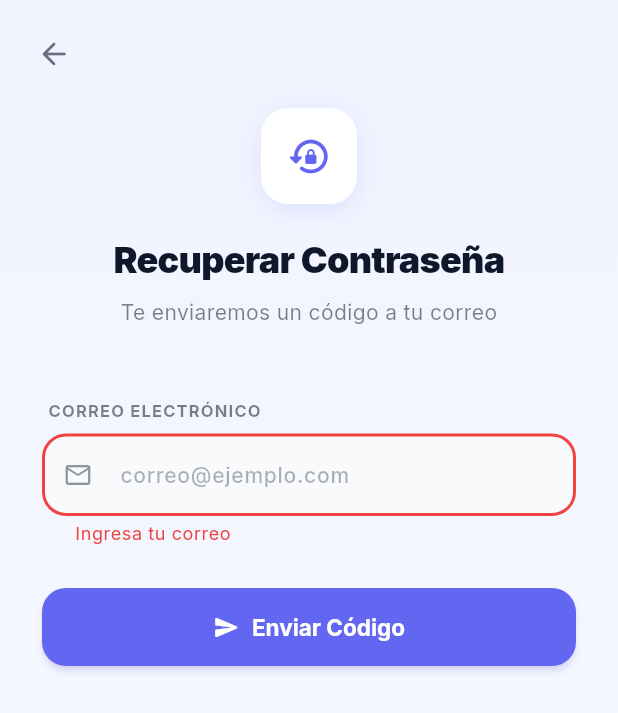
After one commit to InformationSystem2/auto-repair-shop-flutter, a Flutter app: the ForgotPasswordScreen screen opened directly, after a tap on "Enviar Código", on a phone screen of 412 x 824 dp. The commit adds this screen. Shown: the top 713 px of the screen. Run offline on Flutter 3.47's test engine with Material 3 defaults, Android fonts, the phone set to English and light mode, and no system bars; our stand-ins replace dio, firebase_core, firebase_messaging, flutter_dotenv, flutter_local_notifications, flutter_map and 6 more; missing offline and left inert: flutter_map_location_marker, record; accounts and stored records are empty; network calls fail.

Commit message:
feat: Add forgot password functionality and improve auth service

```diff
--- /dev/null
+++ b/lib/features/auth/forgot_password/forgot_password_screen.dart
@@ -0,0 +1,322 @@
+import 'package:flutter/material.dart';
+import 'package:google_fonts/google_fonts.dart';
+import '../../../core/services/auth_service.dart';
+import '../../../core/theme/app_theme.dart';
+import '../../../../shared/widgets/ui.dart';
+
+class ForgotPasswordScreen extends StatefulWidget {
+  const ForgotPasswordScreen({super.key});
+
+  @override
+  State<ForgotPasswordScreen> createState() => _ForgotPasswordScreenState();
+}
+
+class _ForgotPasswordScreenState extends State<ForgotPasswordScreen> {
+  final _formKey = GlobalKey<FormState>();
+  final _emailCtrl = TextEditingController();
+  final _codeCtrl = TextEditingController();
+  final _newPasswordCtrl = TextEditingController();
+  final _authService = AuthService();
+
+  bool _isLoading = false;
+  bool _isCodeSent = false;
+  String _sentEmail = '';
+  String? _devCode;
+
+  @override
+  void dispose() {
+    _emailCtrl.dispose();
+    _codeCtrl.dispose();
+    _newPasswordCtrl.dispose();
+    super.dispose();
+  }
+
+  Future<void> _sendRecoveryCode() async {
+    if (!_formKey.currentState!.validate()) return;
+    setState(() => _isLoading = true);
+
+    final result = await _authService.forgotPassword(
+      _emailCtrl.text.trim(),
+    );
+
+    if (!mounted) return;
+    setState(() => _isLoading = false);
+
+    if (!result.success) {
+      _showError(result.message);
+      return;
+    }
+
+    setState(() {
+      _isCodeSent = true;
+      _sentEmail = _emailCtrl.text.trim();
+      _devCode = result.code;
+      if (_devCode != null) {
+        _codeCtrl.text = _devCode!;
+      }
+    });
+    _showSuccess(result.message);
+  }
+
+  Future<void> _resetPassword() async {
+    if (!_formKey.currentState!.validate()) return;
+    setState(() => _isLoading = true);
+
+    final result = await _authService.resetPassword(
+      _sentEmail,
+      _codeCtrl.text.trim(),
+      _newPasswordCtrl.text,
+    );
+
+    if (!mounted) return;
+    setState(() => _isLoading = false);
+
+    if (!result.success) {
+      _showError(result.message);
+      return;
+    }
+
+    _showSuccess(result.message);
+    Navigator.of(context).pushReplacementNamed('/login');
+  }
+
+  void _backToEmail() {
+    setState(() {
+      _isCodeSent = false;
+      _codeCtrl.clear();
+      _newPasswordCtrl.clear();
+      _devCode = null;
+    });
+  }
+
+  void _showError(String msg) {
+    ScaffoldMessenger.of(context).showSnackBar(SnackBar(
+      content: Text(msg),
+      backgroundColor: AppColors.danger,
+    ));
+  }
+
+  void _showSuccess(String msg) {
+    ScaffoldMessenger.of(context).showSnackBar(SnackBar(
+      content: Text(msg),
+      backgroundColor: AppColors.success,
+    ));
+  }
+
+  @override
+  Widget build(BuildContext context) {
+    final cs = Theme.of(context).colorScheme;
+    final isDark = Theme.of(context).brightness == Brightness.dark;
+
+    return Scaffold(
+      body: Stack(
+        children: [
+          Positioned.fill(
+            child: Container(
+              decoration: BoxDecoration(
+                gradient: LinearGradient(
+                  begin: Alignment.topCenter,
+                  end: Alignment.bottomCenter,
+                  colors: isDark
+                      ? [const Color(0xFF0F172A), const Color(0xFF1E293B)]
+                      : [const Color(0xFFF0F4FF), const Color(0xFFFAFAFE)],
+                ),
+              ),
+            ),
+          ),
+          SafeArea(
+            child: SingleChildScrollView(
+              padding: const EdgeInsets.symmetric(horizontal: 28),
+              child: Form(
+                key: _formKey,
+                child: Column(
+                  crossAxisAlignment: CrossAxisAlignment.stretch,
+                  children: [
+                    const SizedBox(height: 72),
+                    _buildHeader(cs),
+                    const SizedBox(height: 48),
+                    if (!_isCodeSent) _buildEmailForm(cs),
+                    if (_isCodeSent) _buildCodeForm(cs),
+                    const SizedBox(height: 40),
+                  ],
+                ),
+              ),
+            ),
+          ),
+          SafeArea(
+            child: Padding(
+              padding: const EdgeInsets.all(12),
+              child: Align(
+                alignment: Alignment.topLeft,
+                child: IconButton(
+                  onPressed: () => Navigator.of(context).pop(),
+                  icon: Icon(Icons.arrow_back_rounded,
+                      color: cs.onSurface.withOpacity(0.6)),
+                ),
+              ),
+            ),
+          ),
+        ],
+      ),
+    );
+  }
+
+  Widget _buildHeader(ColorScheme cs) {
+    return Column(
+      children: [
+        Container(
+          width: 64,
+          height: 64,
+          decoration: BoxDecoration(
+            color: cs.surface,
+            borderRadius: BorderRadius.circular(18),
+            boxShadow: [
+              BoxShadow(
+                color: AppColors.accent.withOpacity(0.15),
+                blurRadius: 16,
+                offset: const Offset(0, 4),
+              ),
+            ],
+          ),
+          child: Icon(Icons.lock_reset_rounded,
+              size: 30, color: AppColors.accent),
+        ),
+        const SizedBox(height: 20),
+        Text(
+          _isCodeSent ? 'Restablecer Contraseña' : 'Recuperar Contraseña',
+          style: GoogleFonts.inter(
+            fontSize: 24,
+            fontWeight: FontWeight.w900,
+            color: cs.onSurface,
+            letterSpacing: -0.5,
+          ),
+          textAlign: TextAlign.center,
+        ),
+        const SizedBox(height: 8),
+        Text(
+          _isCodeSent
+              ? 'Ingresa el código y tu nueva contraseña'
+              : 'Te enviaremos un código a tu correo',
+          style: GoogleFonts.inter(
+            fontSize: 14,
+            color: cs.onSurface.withOpacity(0.55),
+          ),
+          textAlign: TextAlign.center,
+        ),
+      ],
+    );
+  }
+
+  Widget _buildEmailForm(ColorScheme cs) {
+    return Column(
+      children: [
+        AppTextField(
+          controller: _emailCtrl,
+          label: 'Correo Electrónico',
+          hint: 'correo@ejemplo.com',
+          prefixIcon: Icons.email_outlined,
+          keyboardType: TextInputType.emailAddress,
+          textInputAction: TextInputAction.done,
+          validator: (v) {
+            if (v == null || v.trim().isEmpty) return 'Ingresa tu correo';
+            if (!v.contains('@')) return 'Correo inválido';
+            return null;
+          },
+        ),
+        const SizedBox(height: 28),
+        AppButton(
+          text: 'Enviar Código',
+          onPressed: _sendRecoveryCode,
+          isLoading: _isLoading,
+          icon: Icons.send_rounded,
+        ),
+      ],
+    );
+  }
+
+  Widget _buildCodeForm(ColorScheme cs) {
+    return Column(
+      children: [
+        if (_devCode != null)
+          Container(
+            margin: const EdgeInsets.only(bottom: 16),
+            padding: const EdgeInsets.symmetric(horizontal: 16, vertical: 10),
+            decoration: BoxDecoration(
+              color: cs.surface,
+              borderRadius: BorderRadius.circular(12),
+              border: Border.all(color: cs.outline.withOpacity(0.2)),
+            ),
+            child: Text(
+              'DEV: $_devCode',
+              style: GoogleFonts.jetBrainsMono(
+                fontSize: 13,
+                color: cs.onSurface.withOpacity(0.6),
+              ),
+              textAlign: TextAlign.center,
+            ),
+          ),
+        AppTextField(
+          controller: _codeCtrl,
+          label: 'Código de Verificación',
+          hint: '000000',
+          prefixIcon: Icons.verified_outlined,
+          keyboardType: TextInputType.number,
+          textInputAction: TextInputAction.next,
+          validator: (v) {
+            if (v == null || v.trim().isEmpty) return 'Ingresa el código';
+            if (v.trim().length != 6) return 'Debe tener 6 dígitos';
+            return null;
+          },
+        ),
+        const SizedBox(height: 20),
+        AppTextField(
+          controller: _newPasswordCtrl,
+          label: 'Nueva Contraseña',
+          hint: 'Mínimo 8 caracteres',
+          prefixIcon: Icons.lock_outline_rounded,
+          obscureText: true,
+          textInputAction: TextInputAction.done,
+          validator: (v) {
+            if (v == null || v.isEmpty) return 'Ingresa tu nueva contraseña';
+            if (v.length < 8) return 'Mínimo 8 caracteres';
+            return null;
+          },
+        ),
+        const SizedBox(height: 28),
+        Row(
+          children: [
+            Expanded(
+              child: OutlinedButton(
+                onPressed: _backToEmail,
+                style: OutlinedButton.styleFrom(
+                  padding: const EdgeInsets.symmetric(vertical: 16),
+                  shape: RoundedRectangleBorder(
+                    borderRadius: BorderRadius.circular(14),
+                  ),
+                  side: BorderSide(color: cs.outline.withOpacity(0.3)),
+                ),
+                child: Text(
+                  'Volver',
+                  style: GoogleFonts.inter(
+                    fontWeight: FontWeight.w700,
+                    color: cs.onSurface.withOpacity(0.6),
+                  ),
+                ),
+              ),
+            ),
+            const SizedBox(width: 12),
+            Expanded(
+              flex: 2,
+              child: AppButton(
+                text: 'Restablecer',
+                onPressed: _resetPassword,
+                isLoading: _isLoading,
+                icon: Icons.check_rounded,
+              ),
+            ),
+          ],
+        ),
+      ],
+    );
+  }
+}
```
Also changed, not shown: lib/core/services/auth_service.dart (+54 -0 lines), lib/features/auth/login_screen.dart (+16 -1 lines).
